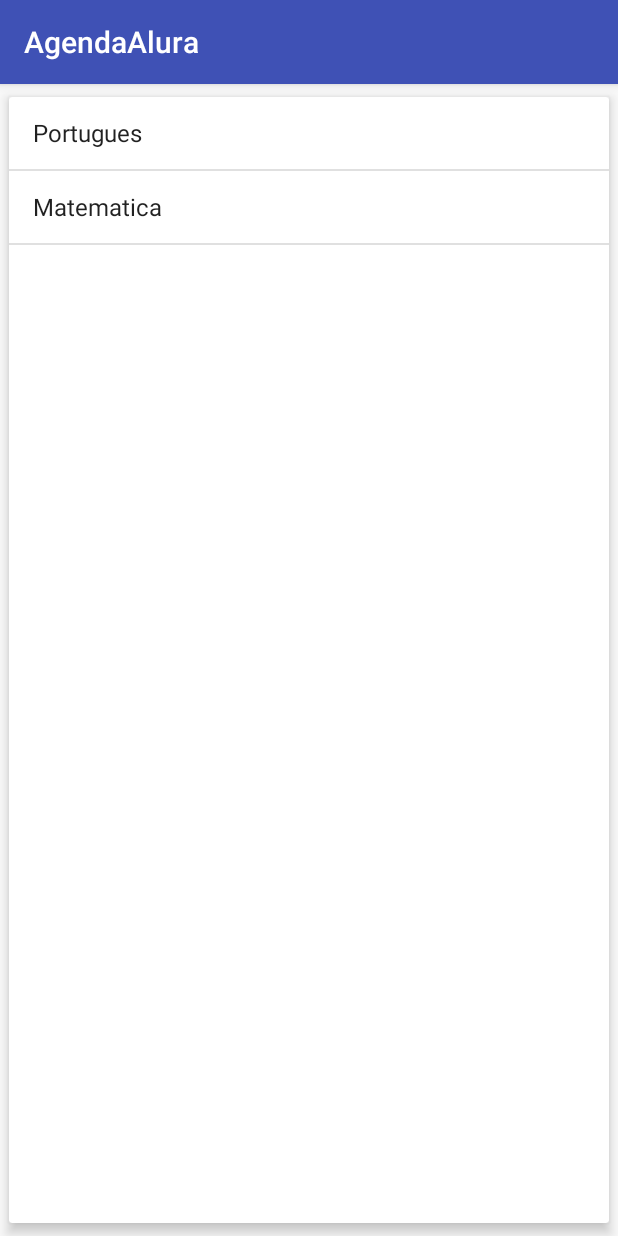
After one commit to pedrinhocef/agendaAlura, an Android app: the ProvasActivity screen opened directly, with no data from a screen before it, on a phone screen of 412 x 824 dp. The commit adds this screen. Run offline under Robolectric (Android 15) with nearby library versions, the phone set to English and light mode, and no system bars.

Commit message:
adicionando provasActivity, criando um menu baixar provas e um listView dentro de um cardView

```diff
--- a/app/build.gradle
+++ b/app/build.gradle
@@ -24,8 +24,9 @@ dependencies {
     androidTestCompile('com.android.support.test.espresso:espresso-core:2.2.2', {
         exclude group: 'com.android.support', module: 'support-annotations'
     })
-    compile 'com.android.support:appcompat-v7:26.+'
     compile 'com.android.support.constraint:constraint-layout:1.0.2'
+    compile 'com.android.support:design:26.0.0-alpha1'
     testCompile 'junit:junit:4.12'
-    compile 'com.android.support:design:26.0.0-alpha1'
+    compile 'com.android.support:appcompat-v7:26.0.0-alpha1'
+    compile 'com.android.support:cardview-v7:26.0.0-alpha1'
 }
--- a/app/src/main/java/br/com/pedrodroid/agendaalura/ListaAlunosActivity.java
+++ b/app/src/main/java/br/com/pedrodroid/agendaalura/ListaAlunosActivity.java
@@ -156,6 +156,10 @@ public class ListaAlunosActivity extends AppCompatActivity {
             case (R.id.menu_enviar_notas):
                   new EnviarAlunosTask(this).execute();
                 break;
+            case (R.id.menu_baixar_provas):
+                Intent vaiPraProvas = new Intent(ListaAlunosActivity.this, ProvasActivity.class);
+                startActivity(vaiPraProvas);
+                break;
         }
 
 
--- /dev/null
+++ b/app/src/main/java/br/com/pedrodroid/agendaalura/ProvasActivity.java
@@ -0,0 +1,44 @@
+package br.com.pedrodroid.agendaalura;
+
+import android.support.v7.app.AppCompatActivity;
+import android.os.Bundle;
+import android.view.View;
+import android.widget.AdapterView;
+import android.widget.ArrayAdapter;
+import android.widget.ListView;
+import android.widget.Toast;
+
+import java.util.Arrays;
+import java.util.List;
+
+import br.com.pedrodroid.agendaalura.modelo.Prova;
+
+public class ProvasActivity extends AppCompatActivity {
+
+    @Override
+    protected void onCreate(Bundle savedInstanceState) {
+        super.onCreate(savedInstanceState);
+        setContentView(R.layout.activity_provas);
+
+        List<String> topicosPort = Arrays.asList("Sujeito", "Objeto direto", "Objeto indireto");
+        Prova provaPortugues = new Prova("Portugues","25/05/2017", topicosPort);
+
+        List<String> topicosMat = Arrays.asList("Equacoes de segundo grau", "Trigonometria");
+        Prova provaMatematica = new Prova("Matematica", "27/05/2017", topicosMat);
+
+        List<Prova> provas = Arrays.asList(provaPortugues,provaMatematica);
+
+        ArrayAdapter<Prova> adapter = new ArrayAdapter<Prova>(this,android.R.layout.simple_list_item_1, provas);
+
+        ListView lista = (ListView) findViewById(R.id.provas_lista);
+        lista.setAdapter(adapter);
+
+        lista.setOnItemClickListener(new AdapterView.OnItemClickListener() {
+            @Override
+            public void onItemClick(AdapterView<?> parent, View view, int position, long l) {
+                Prova prova = (Prova) parent.getItemAtPosition(position);
+                Toast.makeText(ProvasActivity.this, "Clicou na prova de " + prova, Toast.LENGTH_SHORT).show();
+            }
+        });
+    }
+}
--- /dev/null
+++ b/app/src/main/java/br/com/pedrodroid/agendaalura/modelo/Prova.java
@@ -0,0 +1,49 @@
+package br.com.pedrodroid.agendaalura.modelo;
+
+import java.util.List;
+
+/**
+ * Created by pedrodroid on 12/07/17.
+ */
+
+public class Prova {
+
+    private String materia;
+    private String data;
+    private List<String> topicos;
+
+    public Prova(String materia, String data, List<String> topicos) {
+        this.materia = materia;
+        this.data = data;
+        this.topicos = topicos;
+    }
+
+    public String getMateria() {
+        return materia;
+    }
+
+    public void setMateria(String materia) {
+        this.materia = materia;
+    }
+
+    public String getData() {
+        return data;
+    }
+
+    public void setData(String data) {
+        this.data = data;
+    }
+
+    public List<String> getTopicos() {
+        return topicos;
+    }
+
+    public void setTopicos(List<String> topicos) {
+        this.topicos = topicos;
+    }
+
+    @Override
+    public String toString() {
+        return this.materia;
+    }
+}
--- /dev/null
+++ b/app/src/main/res/layout/activity_provas.xml
@@ -0,0 +1,18 @@
+<?xml version="1.0" encoding="utf-8"?>
+<android.support.v7.widget.CardView xmlns:android="http://schemas.android.com/apk/res/android"
+    xmlns:tools="http://schemas.android.com/tools"
+    android:layout_width="match_parent"
+    android:layout_height="match_parent"
+    xmlns:app="http://schemas.android.com/apk/res-auto"
+    app:cardElevation="5dp"
+    app:cardUseCompatPadding="true"
+    tools:context="br.com.pedrodroid.agendaalura.ProvasActivity">
+
+    <ListView
+        android:id="@+id/provas_lista"
+        android:layout_width="match_parent"
+        android:layout_height="match_parent">
+
+    </ListView>
+
+</android.support.v7.widget.CardView>
--- a/app/src/main/res/values/strings.xml
+++ b/app/src/main/res/values/strings.xml
@@ -4,4 +4,7 @@
     <string name="campo_endereco" translatable="false">Endereço</string>
     <string name="campo_telefone" translatable="false">Telefone</string>
     <string name="campo_site" translatable="false">Site</string>
+    <string name="ok">Ok</string>
+    <string name="enviar_notas">Enviar Notas</string>
+    <string name="baixar_provas">Baixar Provas</string>
 </resources>
```
Also changed, not shown: app/src/main/AndroidManifest.xml (+8 -8 lines), app/src/main/res/menu/menu_lista_alunos.xml (+7 -0 lines).
